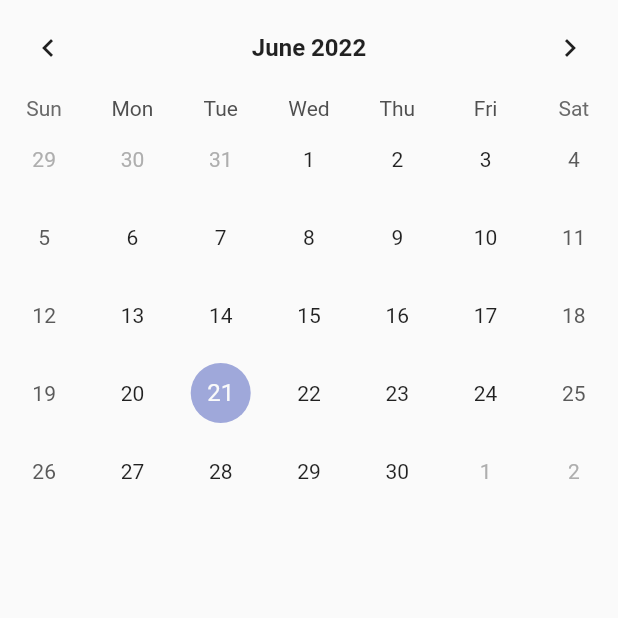
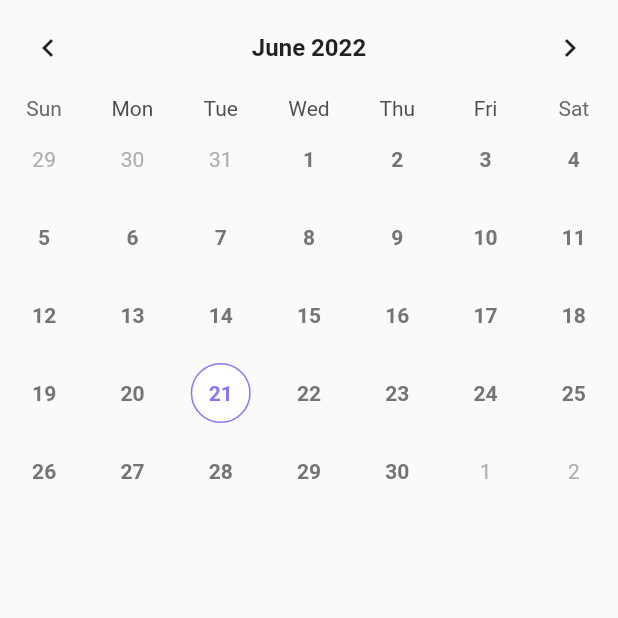
Before and after one commit to hanescargot/anp, a Flutter app: the screen it shows after launch, on a phone screen of 412 x 824 dp, the top half of it. Run offline on Flutter 3.47's test engine with Material 2 defaults, Android fonts, the phone set to English and light mode, and no system bars; drawn by our look-alikes of table_calendar.

Commit message:
calendar style

```diff
--- a/lib/component/calendar.dart
+++ b/lib/component/calendar.dart
@@ -1,3 +1,4 @@
+import 'package:anp/const/colors.dart';
 import 'package:flutter/material.dart';
 import 'package:table_calendar/table_calendar.dart';
 
@@ -14,6 +15,12 @@ class _CalendarState extends State<Calendar> {
   DateTime? selectedDay;
   @override
   Widget build(BuildContext context) {
+    final defaultTextStyle = TextStyle(
+      color: Colors.grey[600],
+      fontWeight: FontWeight.w700,
+    );
+
+
     return TableCalendar(
       focusedDay: DateTime.now(),
       firstDay: DateTime(1800),
@@ -36,6 +43,35 @@ class _CalendarState extends State<Calendar> {
         date.month == selectedDay!.month &&
         date.day == selectedDay!.day;
       },
+      calendarStyle:  CalendarStyle(
+        isTodayHighlighted: true,
+        defaultDecoration: BoxDecoration(
+          shape: BoxShape.circle
+          // color: Colors.red[200],  // 200 : 연하게
+          // borderRadius: BorderRadius.circular(6.0),
+        ),
+        selectedDecoration: BoxDecoration(
+          shape: BoxShape.circle,
+          color: PRIMARY_COLOR,
+        ),
+        todayDecoration: BoxDecoration(
+            shape: BoxShape.circle,
+            color: Colors.white,
+            border: Border.all(
+              color: PRIMARY_COLOR,
+              width: 1.0, // 두께
+            )
+        ),
+        defaultTextStyle: defaultTextStyle,
+        weekendTextStyle: defaultTextStyle,
+        selectedTextStyle: defaultTextStyle.copyWith( // 일부만 오버라이드
+          color: Colors.white,
+        ),
+        todayTextStyle: defaultTextStyle.copyWith(
+          color: PRIMARY_COLOR
+        )
+
+      ),
     );
   }
 }
--- /dev/null
+++ b/lib/const/colors.dart
@@ -0,0 +1,3 @@
+import 'package:flutter/material.dart';
+
+const PRIMARY_COLOR = Color(0xFF8676ff);
```
